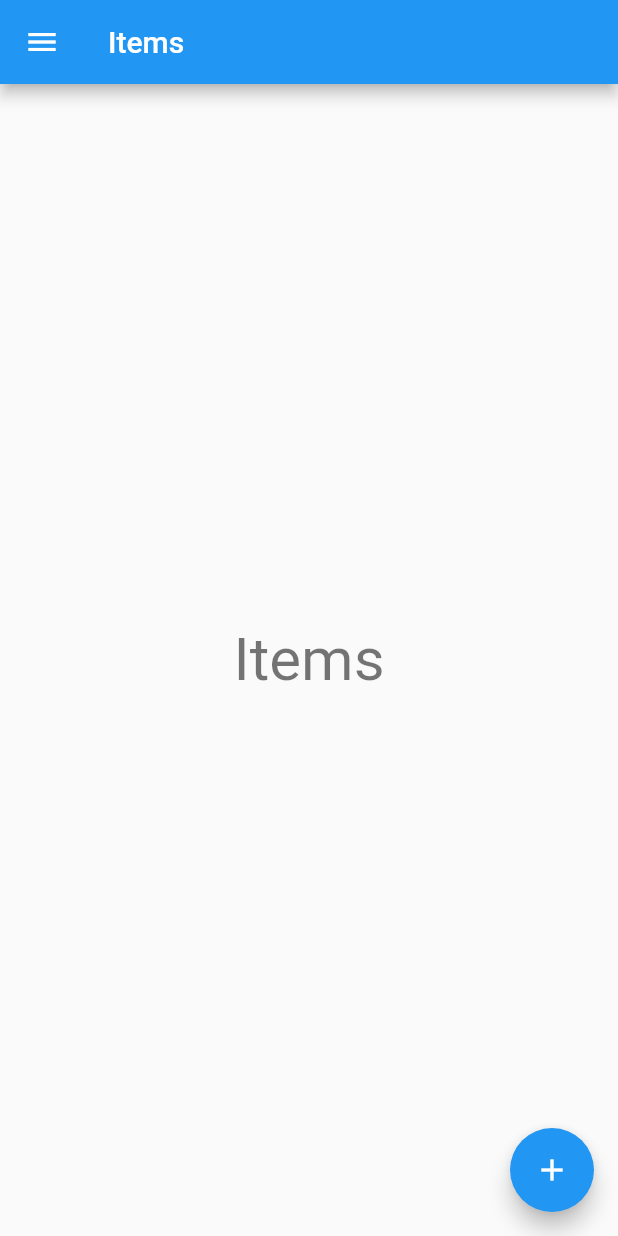
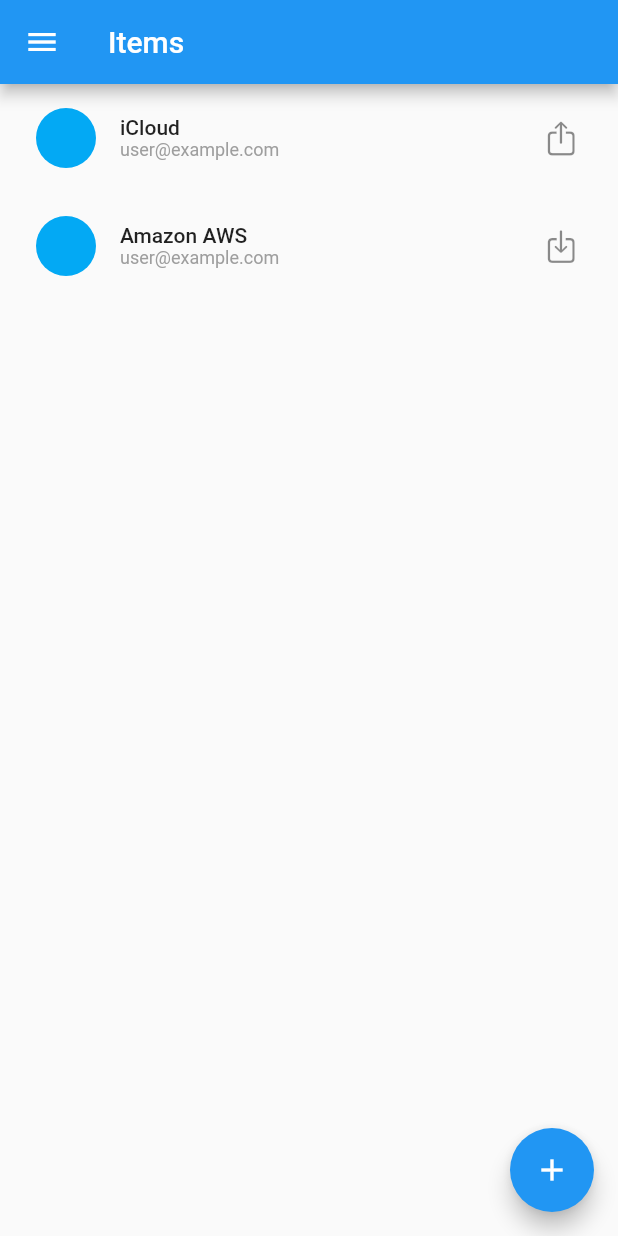
Before and after one commit to tapashmajumder/flutter_stashword, a Flutter app: the screen it shows after launch, on a phone screen of 412 x 824 dp. Run offline on Flutter 3.47's test engine with Material 2 defaults, Android fonts, the phone set to English and light mode, and no system bars; our stand-ins replace dartz, equatable, flutter_secure_storage, hive, hive_flutter, hooks_riverpod and 1 more; missing offline and left inert: encrypt, pointycastle; accounts and stored records are empty.

Commit message:
Add ListView to Items

```diff
--- a/lib/ui/item/items.dart
+++ b/lib/ui/item/items.dart
@@ -1,15 +1,29 @@
-import 'package:Stashword/ui/settings/settings_details.dart';
+import 'package:flutter/cupertino.dart';
 import 'package:flutter/material.dart';
 import 'package:hooks_riverpod/hooks_riverpod.dart';
 
 class ItemsWidget extends HookConsumerWidget {
-  const ItemsWidget({super.key,});
+  const ItemsWidget({
+    super.key,
+  });
 
   @override
   Widget build(BuildContext context, WidgetRef ref) {
     return Scaffold(
-      body: Center(
-        child: Text('Items', style: Theme.of(context).textTheme.headlineLarge),
+      body: ListView(
+        children: const [
+          ItemCell(
+            title: 'iCloud',
+            subtitle: 'user@example.com',
+            icon: CupertinoIcons.square_arrow_up,
+          ),
+          ItemCell(
+            title: 'Amazon AWS',
+            subtitle: 'user@example.com',
+            icon: CupertinoIcons.square_arrow_down,
+          ),
+          // Add more cells as needed
+        ],
       ),
       floatingActionButton: FloatingActionButton(
         onPressed: () {
@@ -19,3 +33,42 @@
     );
   }
 }
+
+class ItemCell extends StatelessWidget {
+  final String title;
+  final String subtitle;
+  final IconData icon;
+
+  const ItemCell({
+    super.key,
+    required this.title,
+    required this.subtitle,
+    required this.icon,
+  });
+
+  @override
+  Widget build(BuildContext context) {
+    return Container(
+        padding: const EdgeInsets.all(8),
+        child: ListTile(
+          leading: const CircleAvatar(backgroundColor: Colors.lightBlue,),
+          title: Column(
+            crossAxisAlignment: CrossAxisAlignment.start,
+            children: [
+              Text(
+                title,
+                style: Theme.of(context).textTheme.labelLarge,
+              ),
+              Text(subtitle, style: const TextStyle(fontSize: 12, color: Colors.grey)),
+            ],
+          ),
+          trailing: Row(
+            mainAxisSize: MainAxisSize.min,
+            children: [
+              Icon(icon),
+              const SizedBox(width: 2.0),
+            ],
+          ),
+        ));
+  }
+}
--- a/lib/ui/responsive/responsive_widget.dart
+++ b/lib/ui/responsive/responsive_widget.dart
@@ -6,7 +6,7 @@
   const ResponsiveWidget({
     Key? key,
     this.breakpoint = 600,
-    this.menuWidth = 290,
+    this.menuWidth = 300,
   }) : super(key: key);
   final double breakpoint;
   final double menuWidth;
```
